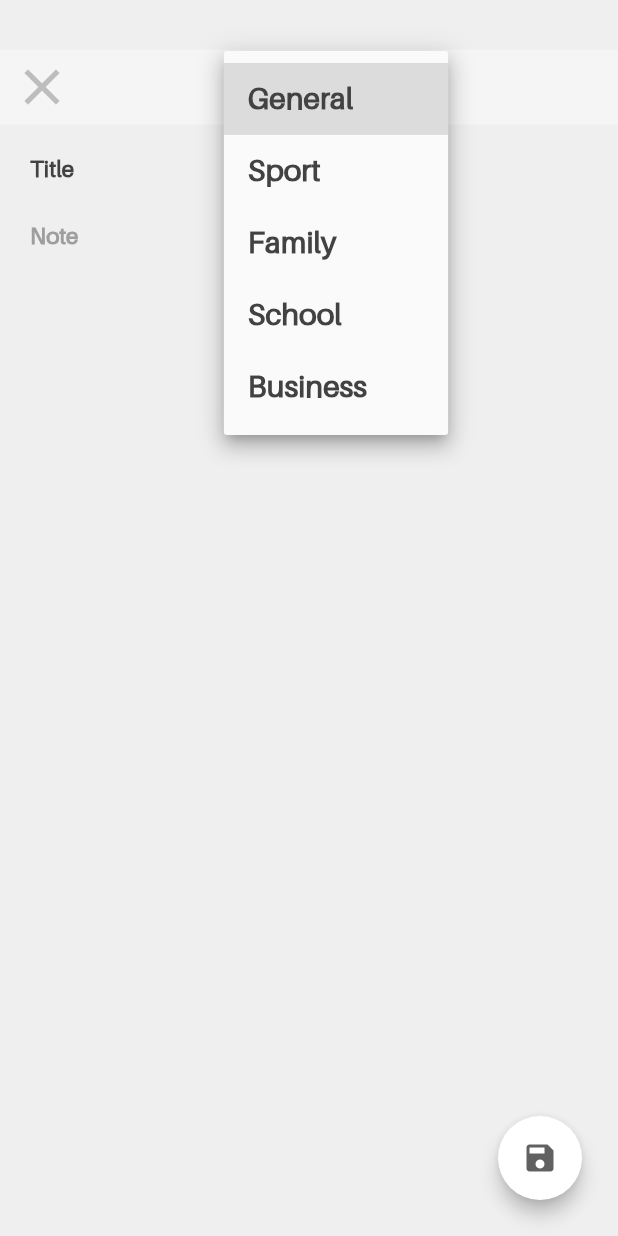
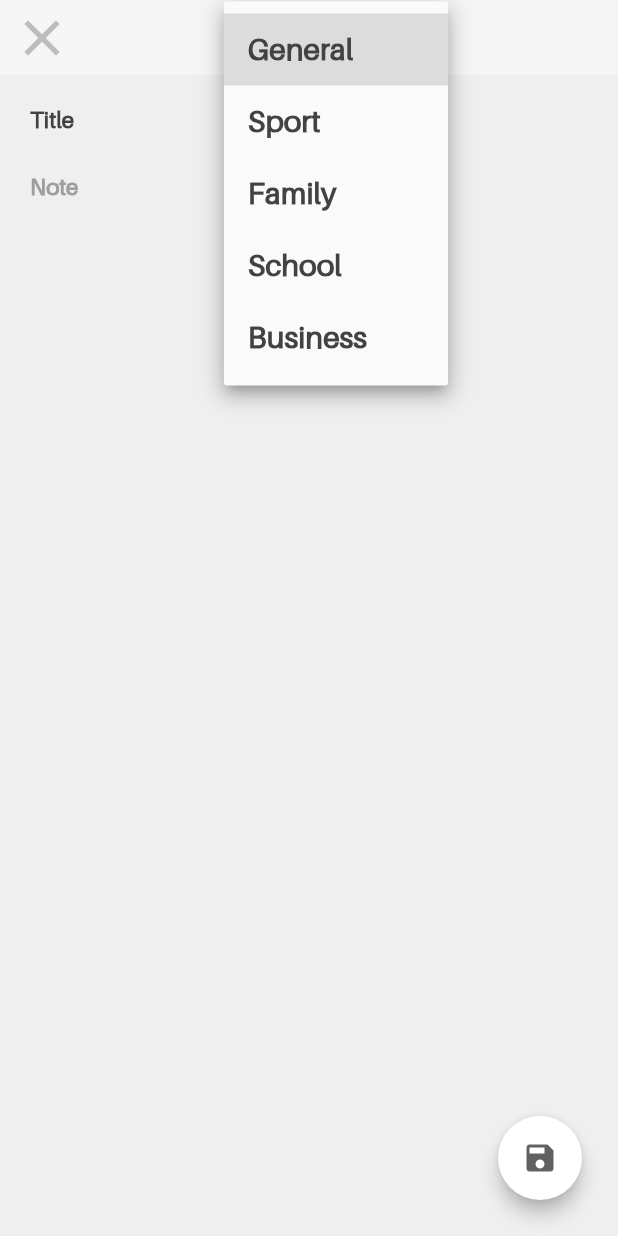
Before and after one commit to elifbilgep/NotebookUI, a Flutter app: the CreateNote screen opened directly, after a tap on "General", on a phone screen of 412 x 824 dp. Run offline on Flutter 3.47's test engine with Material 2 defaults, Android fonts, the phone set to English and light mode, and no system bars; missing offline and left inert: dart:ffi.

Commit message:
bitiş inşallah bu kez

```diff
--- a/lib/main.dart
+++ b/lib/main.dart
@@ -16,7 +16,7 @@ class MyApp extends StatelessWidget {
       theme: ThemeData(
         primaryColor: Colors.grey.shade600,
       ),
-      home: Settings(),
+      home: Notes_Page(),
     );
   }
 }
--- a/lib/pages/create_note.dart
+++ b/lib/pages/create_note.dart
@@ -15,7 +15,9 @@ class _CreateNoteState extends State<CreateNote> {
   @override
   Widget build(BuildContext context) {
     Size size = MediaQuery.of(context).size;
-    return Scaffold(
+    return SafeArea(
+          child: SafeArea(
+        child: Scaffold(
           floatingActionButton: Padding(
             padding: const EdgeInsets.all(8.0),
             child: FloatingActionButton(
@@ -37,13 +39,13 @@ class _CreateNoteState extends State<CreateNote> {
               buildFormField(size),
             ],
           ),
+        ),
+      ),
     );
   }
 
   Widget buildAppBar(Size size) {
-    return Padding(
-      padding: EdgeInsets.only(top: size.width * 0.08),
-      child: Container(
+    return Container(
       height: 50,
       width: size.width,
       color: Colors.grey.shade100,
@@ -63,7 +65,6 @@ class _CreateNoteState extends State<CreateNote> {
             width: 20,
           )
         ],
-        ),
       ),
     );
   }
--- a/lib/pages/note_page.dart
+++ b/lib/pages/note_page.dart
@@ -120,7 +120,6 @@ class _Notes_PageState extends State<Notes_Page> {
               SizedBox(
                 height: 20,
               ),
-
             ],
           );
         });
```
Lines whose indentation alone changed are shown as unchanged.
